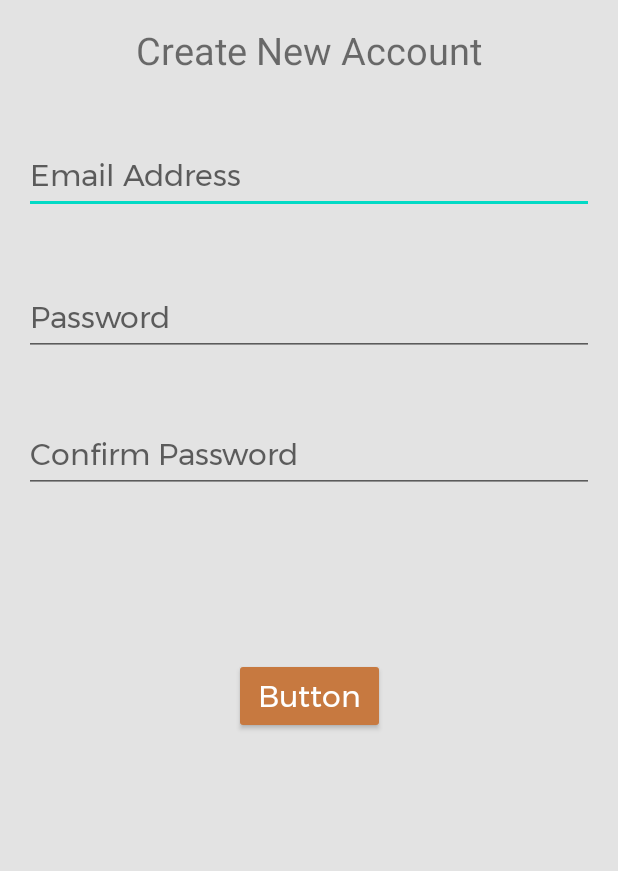
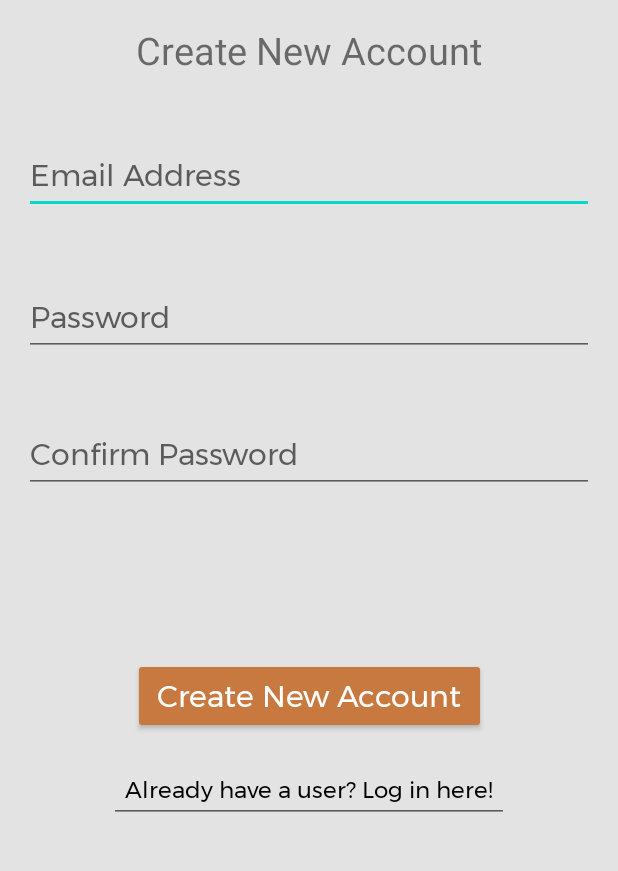
Before and after one commit to rongoldinfeld/trippy, an Android app: the Register screen opened directly, with no data from a screen before it, on a phone screen of 412 x 824 dp, the part 354-1225 px from its top. Run offline under Robolectric (Android 15) with nearby library versions, the phone set to English and light mode, and no system bars; our stand-ins replace Firebase (no records; nobody signed in at launch, a user with empty details on screens opened directly).

Commit message:
added links between register and login

```diff
--- a/app/src/main/java/com/colman/trippy/Login.java
+++ b/app/src/main/java/com/colman/trippy/Login.java
@@ -8,6 +8,7 @@ import android.view.View;
 import android.widget.Button;
 import android.widget.EditText;
 import android.widget.ProgressBar;
+import android.widget.TextView;
 import android.widget.Toast;
 
 import androidx.appcompat.app.AppCompatActivity;
@@ -18,6 +19,7 @@ public class Login extends AppCompatActivity {
 
     EditText mEmail, mPassword;
     Button mButton;
+    TextView mRegisterLink;
     ProgressBar mProgressBar;
 
     @Override
@@ -29,6 +31,9 @@ public class Login extends AppCompatActivity {
         mPassword = findViewById(R.id.login_password_input);
         mButton = findViewById(R.id.login_button);
         mProgressBar = findViewById(R.id.login_progress_bar);
+        mRegisterLink = findViewById(R.id.register_now_text);
+
+        mRegisterLink.setOnClickListener(view -> startActivity(new Intent(getApplicationContext(), Register.class)));
 
         UserModel.instance.isLoggedIn(new UserModel.IsLoggedInListener() {
             @Override
--- a/app/src/main/java/com/colman/trippy/Register.java
+++ b/app/src/main/java/com/colman/trippy/Register.java
@@ -8,6 +8,7 @@ import android.view.View;
 import android.widget.Button;
 import android.widget.EditText;
 import android.widget.ProgressBar;
+import android.widget.TextView;
 import android.widget.Toast;
 
 import androidx.appcompat.app.AppCompatActivity;
@@ -22,6 +23,7 @@ public class Register extends AppCompatActivity {
     ProgressBar mProgressBar;
     Button mRegisterBtn;
     FirebaseAuth fAuth;
+    TextView mLoginLink;
 
     @Override
     protected void onCreate(Bundle savedInstanceState) {
@@ -33,13 +35,19 @@ public class Register extends AppCompatActivity {
         mConfirmPassword = findViewById(R.id.confirmPassword);
         mRegisterBtn = findViewById(R.id.registerButton);
         mProgressBar = findViewById(R.id.progressBar);
+        mLoginLink = findViewById(R.id.login_now_text);
         fAuth = FirebaseAuth.getInstance();
+
+        mLoginLink.setOnClickListener(view -> startActivity(new Intent(getApplicationContext(), Login.class)));
 
         UserModel.instance.isLoggedIn(new UserModel.IsLoggedInListener() {
             @Override
             public void onComplete(Boolean result) {
-                Toast.makeText(Register.this, "Already logged in!", Toast.LENGTH_SHORT).show();
-                startActivity(new Intent(getApplicationContext(), MainActivity.class));
+                if (result) {
+                    Toast.makeText(Register.this, "Already logged in!", Toast.LENGTH_SHORT).show();
+                    UserModel.instance.logout();
+                    startActivity(new Intent(getApplicationContext(), MainActivity.class));
+                }
             }
 
             @Override
--- a/app/src/main/res/layout/activity_register.xml
+++ b/app/src/main/res/layout/activity_register.xml
@@ -6,6 +6,29 @@
     android:layout_height="match_parent"
     android:background="@color/background_color"
     tools:context=".Register">
+
+    <TextView
+        android:id="@+id/login_now_text"
+        style="@style/App_EditTextStyle"
+        android:layout_width="wrap_content"
+        android:layout_height="wrap_content"
+        android:ems="10"
+        android:focusable="false"
+        android:fontFamily="@font/montserrat"
+        android:inputType="none"
+        android:lineSpacingExtra="8sp"
+        android:singleLine="true"
+        android:text="Already have a user? Log in here!"
+        android:textAlignment="center"
+        android:textAppearance="@style/TextAppearance.AppCompat.Medium"
+        android:textColor="#000000"
+        android:textSize="15sp"
+        android:typeface="monospace"
+        app:layout_constraintBottom_toBottomOf="parent"
+        app:layout_constraintEnd_toEndOf="parent"
+        app:layout_constraintStart_toStartOf="parent"
+        app:layout_constraintTop_toBottomOf="@+id/registerButton"
+        app:layout_constraintVertical_bias="0.286" />
 
     <TextView
         android:id="@+id/textView"
@@ -79,14 +102,13 @@
     <Button
         android:id="@+id/registerButton"
         style="@style/PrimaryButton"
-        android:text="Button"
+        android:text="@string/create_new_account"
         app:backgroundTint="#C77940"
         app:layout_constraintBottom_toBottomOf="parent"
         app:layout_constraintEnd_toEndOf="parent"
         app:layout_constraintStart_toStartOf="parent"
         app:layout_constraintTop_toBottomOf="@+id/confirmPassword"
-        app:layout_constraintVertical_bias="0.526"
-        tools:text="Register Now!" />
+        app:layout_constraintVertical_bias="0.526" />
 
     <ProgressBar
         android:id="@+id/progressBar"
```
Also changed, not shown: app/src/main/AndroidManifest.xml (+5 -5 lines), app/src/main/res/layout/activity_login.xml (+28 -4 lines).
